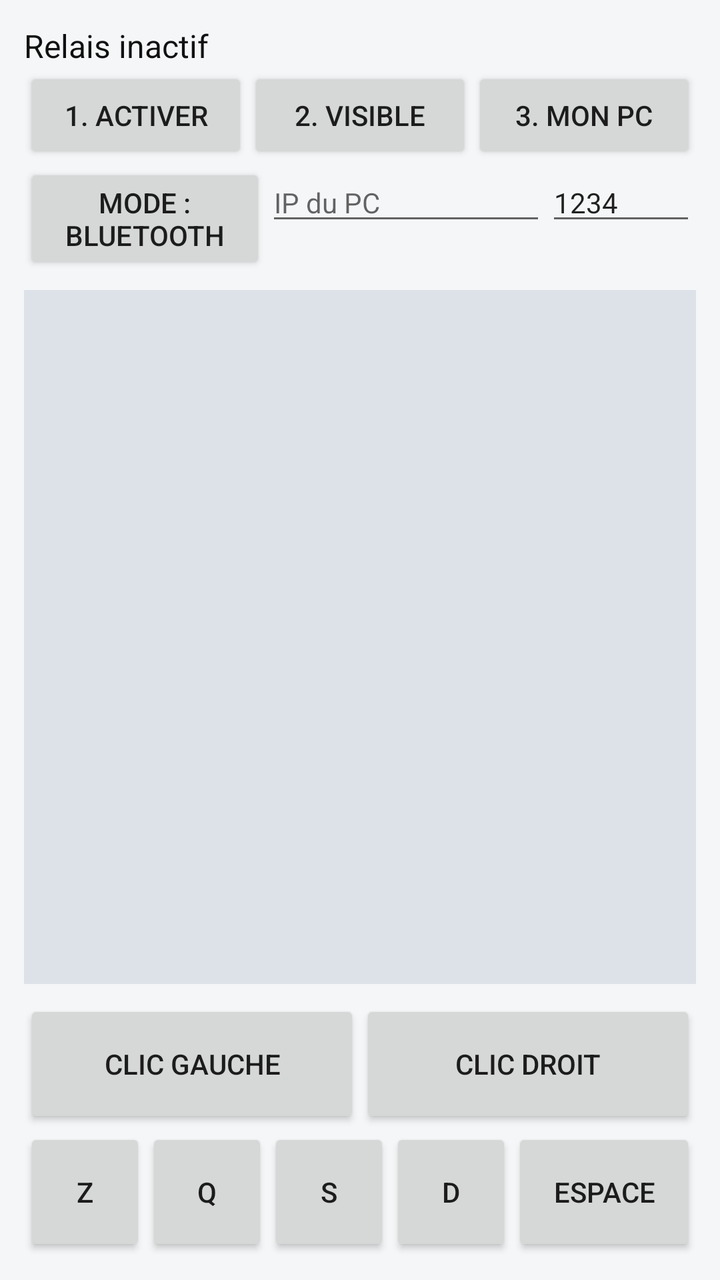
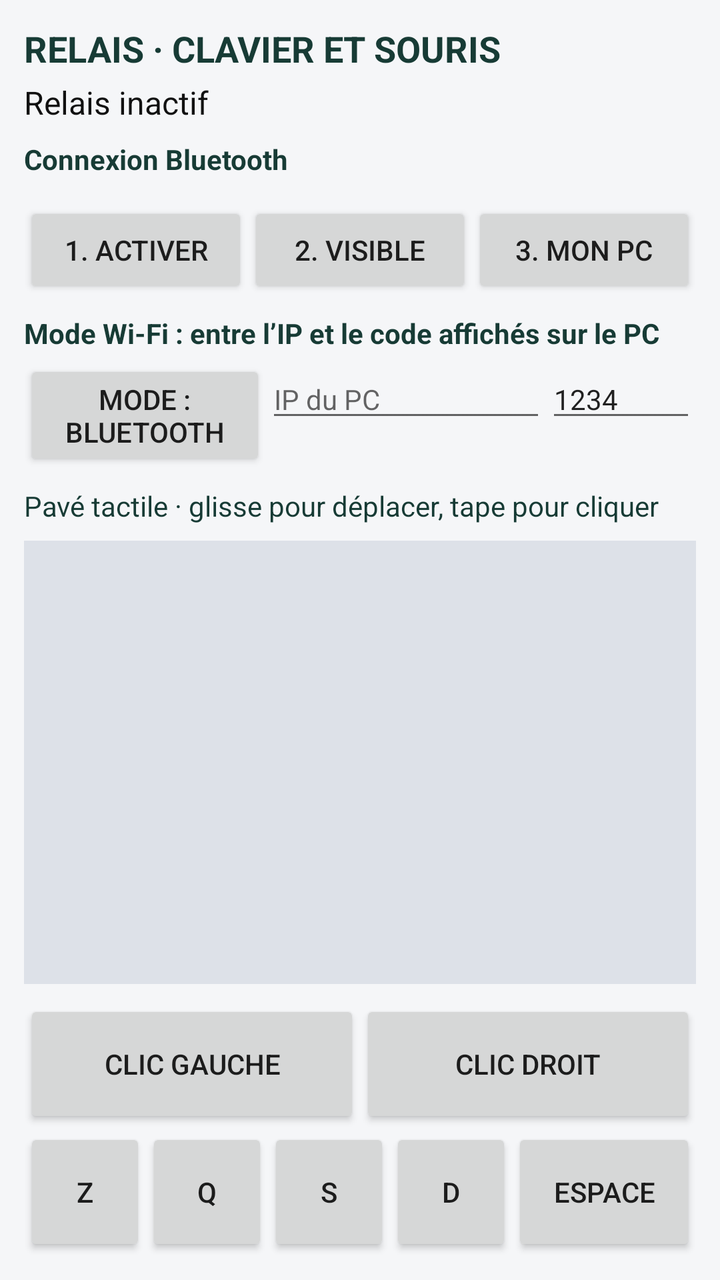

An Android layout rendered at two revisions. The XML below is the earlier revision; the diff shows what the commit changed to produce the second picture.
<!-- AndroidManifest.xml: application theme Theme.AppCompat.Light.NoActionBar -->
<!-- res/layout/activity_main.xml -->
<?xml version="1.0" encoding="utf-8"?>
<LinearLayout xmlns:android="http://schemas.android.com/apk/res/android"
    android:layout_width="match_parent"
    android:layout_height="match_parent"
    android:background="#F5F6F8"
    android:orientation="vertical"
    android:padding="12dp">

    <TextView
        android:id="@+id/status"
        android:layout_width="match_parent"
        android:layout_height="wrap_content"
        android:text="Relais inactif"
        android:textColor="#111"
        android:textSize="16sp" />

    <LinearLayout
        android:layout_width="match_parent"
        android:layout_height="wrap_content"
        android:orientation="horizontal">

        <Button android:id="@+id/btnActivate" android:layout_width="0dp" android:layout_height="wrap_content"
            android:layout_weight="1" android:text="1. Activer" />
        <Button android:id="@+id/btnVisible" android:layout_width="0dp" android:layout_height="wrap_content"
            android:layout_weight="1" android:text="2. Visible" />
        <Button android:id="@+id/btnPc" android:layout_width="0dp" android:layout_height="wrap_content"
            android:layout_weight="1" android:text="3. Mon PC" />
    </LinearLayout>

    <LinearLayout
        android:layout_width="match_parent"
        android:layout_height="wrap_content"
        android:orientation="horizontal">

        <Button android:id="@+id/btnMode" android:layout_width="0dp" android:layout_height="wrap_content"
            android:layout_weight="1.3" android:text="Mode : Bluetooth" />
        <EditText android:id="@+id/ipField" android:layout_width="0dp" android:layout_height="wrap_content"
            android:layout_weight="1.5" android:hint="IP du PC" android:inputType="phone"
            android:digits="0123456789." android:maxLines="1" android:textSize="14sp" />
        <EditText android:id="@+id/pinField" android:layout_width="0dp" android:layout_height="wrap_content"
            android:layout_weight="0.8" android:hint="Code" android:inputType="number"
            android:text="1234" android:maxLines="1" android:textSize="14sp" />
    </LinearLayout>

    <View
        android:id="@+id/touchpad"
        android:layout_width="match_parent"
        android:layout_height="0dp"
        android:layout_marginTop="8dp"
        android:layout_marginBottom="8dp"
        android:layout_weight="1"
        android:background="#DDE1E8" />

    <LinearLayout
        android:layout_width="match_parent"
        android:layout_height="64dp"
        android:orientation="horizontal">

        <Button android:id="@+id/btnLeft" android:layout_width="0dp" android:layout_height="match_parent"
            android:layout_weight="1" android:text="Clic gauche" />
        <Button android:id="@+id/btnRight" android:layout_width="0dp" android:layout_height="match_parent"
            android:layout_weight="1" android:text="Clic droit" />
    </LinearLayout>

    <LinearLayout
        android:layout_width="match_parent"
        android:layout_height="64dp"
        android:orientation="horizontal">

        <Button android:id="@+id/keyUp" android:layout_width="0dp" android:layout_height="match_parent"
            android:layout_weight="1" android:text="Z" />
        <Button android:id="@+id/keyLeft" android:layout_width="0dp" android:layout_height="match_parent"
            android:layout_weight="1" android:text="Q" />
        <Button android:id="@+id/keyDown" android:layout_width="0dp" android:layout_height="match_parent"
            android:layout_weight="1" android:text="S" />
        <Button android:id="@+id/keyRight" android:layout_width="0dp" android:layout_height="match_parent"
            android:layout_weight="1" android:text="D" />
        <Button android:id="@+id/keySpace" android:layout_width="0dp" android:layout_height="match_parent"
            android:layout_weight="1.5" android:text="Espace" />
    </LinearLayout>
</LinearLayout>
<!-- resources referenced by this layout -->
<resources>

</resources>

<!-- the commit's change to res/layout/activity_main.xml (unified diff, before → after) -->
@@ -7,16 +7,35 @@
     android:padding="12dp">
 
     <TextView
+        android:layout_width="match_parent"
+        android:layout_height="wrap_content"
+        android:paddingBottom="4dp"
+        android:text="RELAIS · CLAVIER ET SOURIS"
+        android:textColor="#173B35"
+        android:textSize="18sp"
+        android:textStyle="bold" />
+
+    <TextView
         android:id="@+id/status"
         android:layout_width="match_parent"
         android:layout_height="wrap_content"
+        android:paddingBottom="8dp"
         android:text="Relais inactif"
         android:textColor="#111"
         android:textSize="16sp" />
 
+    <TextView
+        android:layout_width="match_parent"
+        android:layout_height="wrap_content"
+        android:paddingBottom="4dp"
+        android:text="Connexion Bluetooth"
+        android:textColor="#173B35"
+        android:textStyle="bold" />
+
     <LinearLayout
         android:layout_width="match_parent"
         android:layout_height="wrap_content"
+        android:layout_marginTop="8dp"
         android:orientation="horizontal">
 
         <Button android:id="@+id/btnActivate" android:layout_width="0dp" android:layout_height="wrap_content"
@@ -26,6 +45,15 @@
         <Button android:id="@+id/btnPc" android:layout_width="0dp" android:layout_height="wrap_content"
             android:layout_weight="1" android:text="3. Mon PC" />
     </LinearLayout>
+
+    <TextView
+        android:layout_width="match_parent"
+        android:layout_height="wrap_content"
+        android:paddingTop="8dp"
+        android:paddingBottom="4dp"
+        android:text="Mode Wi-Fi : entre l’IP et le code affichés sur le PC"
+        android:textColor="#173B35"
+        android:textStyle="bold" />
 
     <LinearLayout
         android:layout_width="match_parent"
@@ -42,6 +70,13 @@
             android:text="1234" android:maxLines="1" android:textSize="14sp" />
     </LinearLayout>
 
+    <TextView
+        android:layout_width="match_parent"
+        android:layout_height="wrap_content"
+        android:paddingTop="8dp"
+        android:text="Pavé tactile · glisse pour déplacer, tape pour cliquer"
+        android:textColor="#173B35" />
+
     <View
         android:id="@+id/touchpad"
         android:layout_width="match_parent"
@@ -49,6 +84,7 @@
         android:layout_marginTop="8dp"
         android:layout_marginBottom="8dp"
         android:layout_weight="1"
+        android:minHeight="100dp"
         android:background="#DDE1E8" />
 
     <LinearLayout
